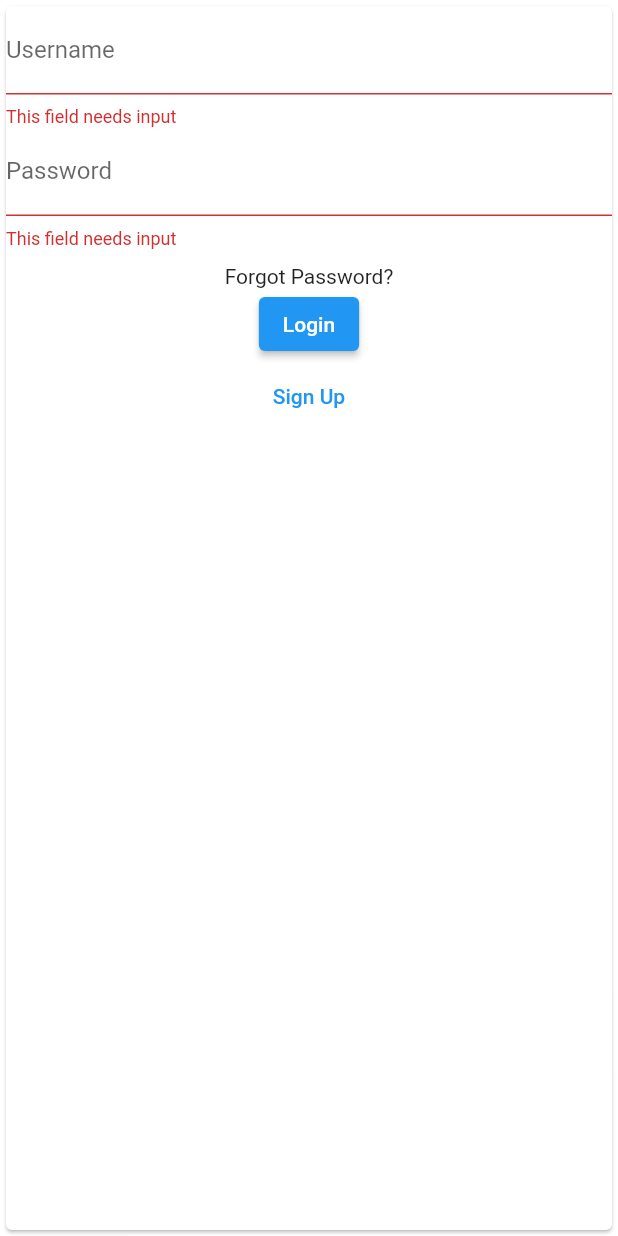
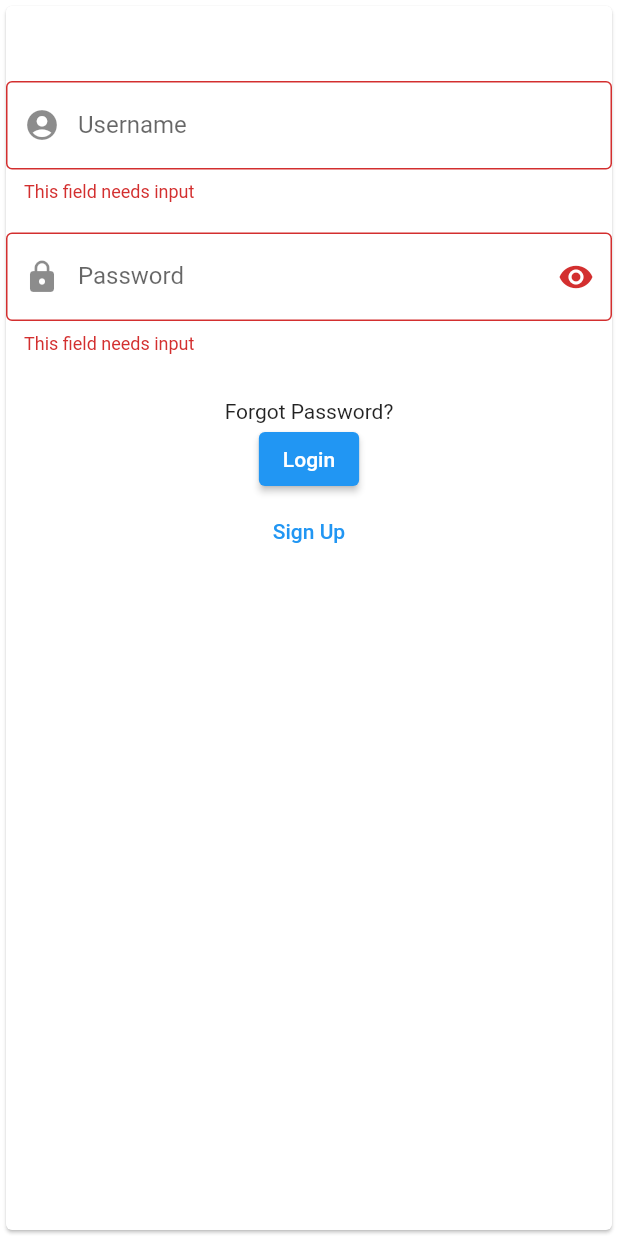
Before and after one commit to CSCI4100U-Mobile-Dev-Group10/Snapmap, a Flutter app: the screen it shows after launch, after a tap on "Login", on a phone screen of 412 x 824 dp. Run offline on Flutter 3.47's test engine with Material 2 defaults, Android fonts, the light colour scheme and no system bars; our stand-ins replace cloud_firestore, firebase_core, flutter_login, url_launcher_web; missing offline and left inert: cloud_firestore_web, firebase_core_web; accounts and stored records are empty.

Commit message:
fixed some bugs with login form and added some user functionality

```diff
--- a/lib/widgets/organisms/auth/login_form.dart
+++ b/lib/widgets/organisms/auth/login_form.dart
@@ -23,6 +23,7 @@ class _loginFormState extends State<loginForm> {
   String errorText = '';
   bool pageFlag = false;
   bool errorExists = false;
+  bool redeyeOn = false;
 
   final users = FirebaseFirestore.instance.collection("Users");
 
@@ -50,25 +51,27 @@ class _loginFormState extends State<loginForm> {
     return returnValue;
   }
 
-  Future<bool> _signUp(Map data) async {
-    bool returnValue = true;
+  Future<String> _signUp(Map data) async {
+    String returnValue = 'true';
     await users.doc(data['username']).get().then((value) async {
       await users
           .where('email', isEqualTo: data['email'])
           .get()
           .then((emailInstance) {
         if (emailInstance.docs.isNotEmpty) {
-          returnValue = false;
+          returnValue = 'email';
         } else {
           if (value.data() != null) {
-            returnValue = false;
-          } else {
+            returnValue = 'username';
+          } else if (data['conPass'] == data['password']) {
             users.doc(data['username']).set({
               'email': data['email'],
               'password': data['password']
             }).then((value) {
               print("Added User");
             }).catchError((error) => print("Failed to add User: $error"));
+          } else {
+            returnValue = 'password';
           }
         }
       });
@@ -82,8 +85,15 @@ class _loginFormState extends State<loginForm> {
         key: _formKey,
         child: Column(
           children: [
+            SizedBox(
+              height: 50,
+            ),
             TextFormField(
-              decoration: InputDecoration(labelText: "Username"),
+              decoration: InputDecoration(
+                prefixIcon: Icon(Icons.account_circle),
+                labelText: "Username",
+                border: OutlineInputBorder(),
+              ),
               validator: (value) {
                 if (value == null || value.isEmpty) {
                   return 'This field needs input';
@@ -94,10 +104,17 @@ class _loginFormState extends State<loginForm> {
                 username = value.toString();
               },
             ),
+            SizedBox(
+              height: 10,
+            ),
             Visibility(
               visible: pageFlag,
               child: TextFormField(
-                decoration: InputDecoration(labelText: "Email"),
+                decoration: InputDecoration(
+                  prefixIcon: Icon(Icons.alternate_email),
+                  labelText: "Email",
+                  border: OutlineInputBorder(),
+                ),
                 validator: (value) {
                   if (value == null || value.isEmpty) {
                     return 'This field needs input';
@@ -109,8 +126,27 @@ class _loginFormState extends State<loginForm> {
                 },
               ),
             ),
+            SizedBox(
+              height: 10,
+            ),
             TextFormField(
-              decoration: InputDecoration(labelText: "Password"),
+              obscureText: !redeyeOn,
+              enableSuggestions: false,
+              autocorrect: false,
+              decoration: InputDecoration(
+                labelText: "Password",
+                prefixIcon: Icon(Icons.lock),
+                border: OutlineInputBorder(),
+                suffixIcon: IconButton(
+                  onPressed: () {
+                    redeyeOn = !redeyeOn;
+                    setState(() {});
+                  },
+                  icon: redeyeOn
+                      ? Icon(Icons.remove_red_eye_outlined)
+                      : Icon(Icons.remove_red_eye),
+                ),
+              ),
               validator: (value) {
                 if (value == null || value.isEmpty) {
                   return 'This field needs input';
@@ -121,10 +157,20 @@ class _loginFormState extends State<loginForm> {
                 password = value.toString();
               },
             ),
+            SizedBox(
+              height: 10,
+            ),
             Visibility(
               visible: pageFlag,
               child: TextFormField(
-                decoration: InputDecoration(labelText: "Confirm Password"),
+                obscureText: !redeyeOn,
+                enableSuggestions: false,
+                autocorrect: false,
+                decoration: InputDecoration(
+                  labelText: "Confirm Password",
+                  prefixIcon: Icon(Icons.lock),
+                  border: OutlineInputBorder(),
+                ),
                 validator: (value) {
                   if (value == null || value.isEmpty) {
                     return 'This field needs input';
@@ -139,7 +185,15 @@ class _loginFormState extends State<loginForm> {
             SizedBox(
               height: 10,
             ),
-            Visibility(visible: errorExists, child: Text(errorText)),
+            Visibility(
+                visible: errorExists,
+                child: Text(
+                  errorText,
+                  style: TextStyle(color: Colors.red),
+                )),
+            SizedBox(
+              height: 10,
+            ),
             Visibility(
               visible: !pageFlag,
               child: InkWell(
@@ -153,6 +207,11 @@ class _loginFormState extends State<loginForm> {
                           content: Text("Enter email to recover password:"),
                           actions: [
                             TextField(
+                              decoration: InputDecoration(
+                                label: Text('Email'),
+                                prefixIcon: Icon(Icons.email),
+                                border: OutlineInputBorder(),
+                              ),
                               controller: _accountRecovery,
                             ),
                             TextButton(
@@ -226,22 +285,25 @@ class _loginFormState extends State<loginForm> {
                         'username': username,
                         'email': email,
                         'password': password,
+                        'conPass': confirmPass,
                       });
-                      if (returnValue == false) {
+                      if (returnValue == 'username') {
                         errorExists = true;
-                        errorText = 'Username or Email already in use';
+                        errorText = 'Username already in use';
+                        setState(() {});
+                      } else if (returnValue == 'email') {
+                        errorExists = true;
+                        errorText = 'Email already in use';
+                        setState(() {});
+                      } else if (returnValue == 'password') {
+                        errorText =
+                            'Confirmation of password does not match entered password';
+                        errorExists = true;
                         setState(() {});
                       } else {
                         errorExists = false;
-                        if (password == confirmPass) {
-                          pageFlag = false;
-                          setState(() {});
-                        } else {
-                          errorText =
-                              'Confirmation of password does not match entered password!';
-                          errorExists = true;
-                          setState(() {});
-                        }
+                        pageFlag = false;
+                        setState(() {});
                       }
                     }
                   }
```
Also changed, not shown: 1 other file.
